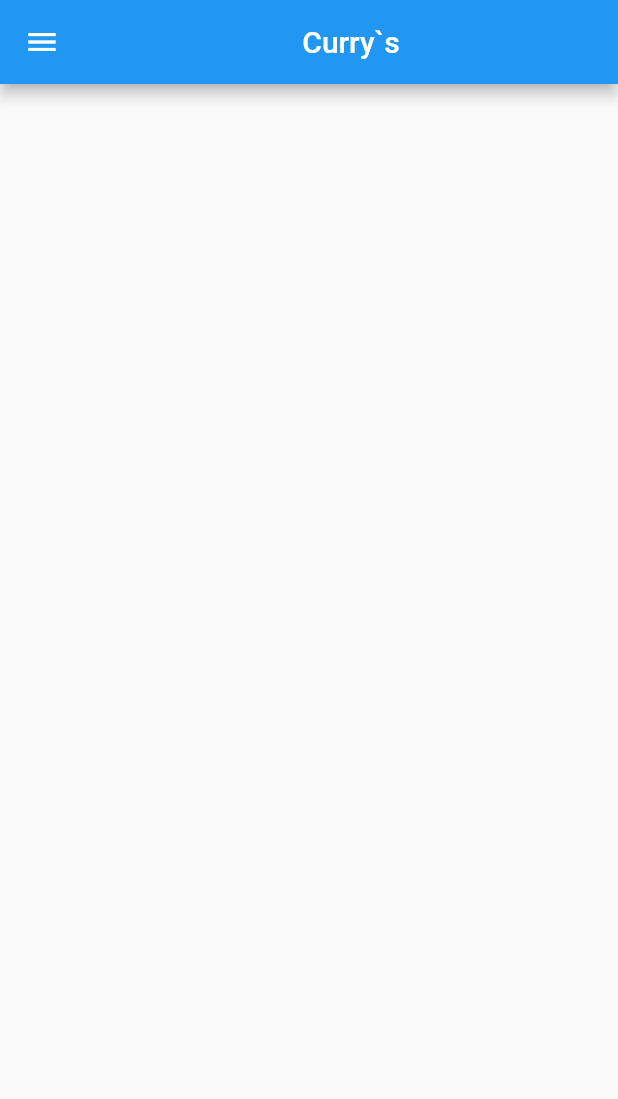
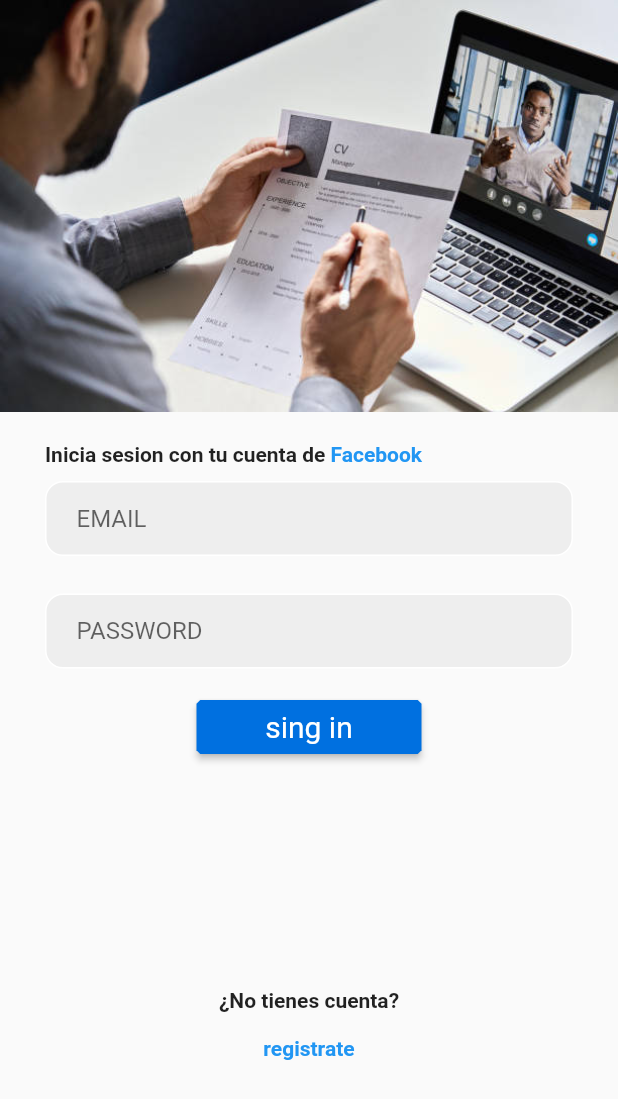
Before and after one commit to AntonioSerrano25/currys, a Flutter app: the screen it shows after launch, on a phone screen of 412 x 824 dp. Shown: the top 1099 px of the screen. Run offline on Flutter 3.47's test engine with Material 2 defaults, Android fonts, the phone set to English and light mode, and no system bars; our stand-ins replace animated_splash_screen, google_fonts.

Commit message:
mi segundo commit

```diff
--- a/lib/main.dart
+++ b/lib/main.dart
@@ -1,19 +1,31 @@
+import 'package:animated_splash_screen/animated_splash_screen.dart';
 import 'package:flutter/material.dart';
-import 'package:proyecto_currys/pages/home.dart';
+import 'package:proyecto_currys/pages/login_page.dart';
 
-void main() => runApp(MyApp());
+
+void main() => runApp(const MyApp());
 
 class MyApp extends StatelessWidget {
+  const MyApp({super.key});
   // This widget is the root of your application.
   @override
   Widget build(BuildContext context) {
     // ignore: unnecessary_new
     return new MaterialApp(
-        debugShowCheckedModeBanner: false,
-        title: 'Curry`s',
-        theme: new ThemeData(
-          primarySwatch: Colors.blue,
-        ),
-        home: (home(FirstRoute())));
+      debugShowCheckedModeBanner: false,
+      home: AnimatedSplashScreen(
+          splash: SizedBox(
+            // ignore: sort_child_properties_last
+            child: Image.asset(
+              'assets/images/login_splash.png',
+              fit: BoxFit.cover,
+            ),
+            height: 170,
+            width: 160,
+          ),
+          duration: 3100,
+          splashTransition: SplashTransition.fadeTransition,
+          nextScreen: const LoginPage()),
+    );
   }
 }
--- a/lib/pages/home.dart
+++ b/lib/pages/home.dart
@@ -2,31 +2,28 @@ import 'package:flutter/material.dart';
 import 'package:proyecto_currys/pages/configuracion.dart';
 import 'package:proyecto_currys/pages/creacion_curriculum.dart';
 import 'package:proyecto_currys/pages/importacion_platilla.dart';
+import 'package:proyecto_currys/pages/login_page.dart';
 import 'package:proyecto_currys/pages/perfiles.dart';
 import 'package:proyecto_currys/pages/seleccionar_platilla.dart';
 import 'package:proyecto_currys/pages/ver_curriculums.dart';
+import 'package:proyecto_currys/widgets/cards_home.dart';
 
 class home extends StatefulWidget {
-  home(FirstRoute firstRoute);
-
   homeState createState() => homeState();
 }
 
 class homeState extends State<home> {
-  int _selectDrawerItem = 0;
-  _getDrawerItemWidget(int pos) {
+  int _selectDrawerItem = 1;
+  _getDrawerItemWidget(
+    int pos,
+  ) {
     switch (pos) {
       case 1:
         return perfiles_usuarios();
-
       case 2:
         return seleccion_plantilas();
       case 3:
-        return importacion_plantilla();
-      case 4:
-        return Ver_curriculum();
-      case 5:
-        return Configuracion();
+        return home();
     }
   }
 
@@ -41,83 +38,78 @@ class homeState extends State<home> {
     return Scaffold(
       appBar: AppBar(
         title: const Center(
-          child: Text("Curry`s"),
-        )),
+          child: Text("Currys"),
+        ),
+        actions: <Widget>[
+          IconButton(
+            icon: const Icon(
+              (Icons.notifications),
+            ),
+            onPressed: () {},
+          ),
+        ],
+      ),
       drawer: Drawer(
         child: ListView(
           children: <Widget>[
-              UserAccountsDrawerHeader(
+            const UserAccountsDrawerHeader(
                 accountName: Text("CV de antonio"),
                 accountEmail: Text("antonio123@gmail")),
             ListTile(
               title: Text("Home"),
-                leading: Icon(Icons.home),
+              leading: const Icon(Icons.home),
               onTap: () {
-                  _onSelectItem(0);
+
               },
             ),
             ListTile(
-                title: Text("Perfil"),
-                leading: Icon(Icons.person),
+              title: const Text("Perfil"),
+              leading: const Icon(Icons.person),
               onTap: () {
-                  _onSelectItem(1);
+
               },
             ),
             ListTile(
-                title: Text("Seleccion de platilla"),
-                leading: Icon(Icons.task),
+              title: const Text("Seleccion de platilla"),
+              leading: const Icon(Icons.file_copy),
               onTap: () {
-                  _onSelectItem(2);
+
               },
             ),
             ListTile(
-                title: Text("Importar plantilla"),
-                leading: Icon(Icons.document_scanner),
-                onTap: () {
-                  _onSelectItem(3);
-                },
+              title: const Text("Importar plantilla"),
+              leading: const Icon(Icons.file_open_outlined),
+              onTap: () {},
             ),
             ListTile(
-                title: Text("Ver Curriculums"),
-                leading: Icon(Icons.search),
-                onTap: () {
-                  _onSelectItem(4);
-                },
+              title: const Text("Ver Curriculums"),
+              leading: const Icon(Icons.search),
+              onTap: () {},
             ),
             ListTile(
-                title: Text("Configuracion"),
-                leading: Icon(Icons.settings),
+              title: const Text("Configuracion"),
+              leading: const Icon(Icons.settings),
+              onTap: () {},
+            ),
+            ListTile(
+              title: const Text("Cerrar Sesion"),
+              leading: const Icon(Icons.exit_to_app),
               onTap: () {
-                  _onSelectItem(5);
+                Navigator.of(context).push(MaterialPageRoute(
+                    builder: ((context) => const LoginPage())));
               },
-              ),
+            )
           ],
         ),
       ),
-        body: _getDrawerItemWidget(_selectDrawerItem));
-  }
-}
+      body: Stack(
 
-class FirstRoute extends StatelessWidget {
-  const FirstRoute({super.key});
+        children: [
+          const cards_home(),
+        ],
 
-  @override
-  Widget build(BuildContext context) {
-    return Scaffold(
-      appBar: AppBar(
-        title: const Text('First Route'),
       ),
-      body: Center(
-        child: ElevatedButton(
-          child: const Text('Open route'),
-          onPressed: () {
-            Navigator.push(
-              context,
-              MaterialPageRoute(builder: (context) => SecondRoute()),
-            );
-          },
-        ),
-      ),
+
     );
   }
 }
--- a/lib/pages/importacion_platilla.dart
+++ b/lib/pages/importacion_platilla.dart
@@ -6,7 +6,7 @@ class importacion_plantilla extends StatelessWidget {
   @override
   Widget build(BuildContext context) {
     return Center(
-      child: Text("Importar plantilla", style: TextStyle(fontSize: 30)),
+
     );
   }
 }
--- /dev/null
+++ b/lib/pages/login_page.dart
@@ -0,0 +1,137 @@
+import 'package:flutter/foundation.dart';
+import 'package:flutter/material.dart';
+import 'package:flutter/services.dart';
+import 'package:google_fonts/google_fonts.dart';
+import 'package:proyecto_currys/pages/home.dart';
+import 'package:proyecto_currys/pages/sign_up.dart';
+import 'package:proyecto_currys/widgets/cards_home.dart';
+
+class LoginPage extends StatelessWidget {
+  const LoginPage({Key? key}) : super(key: key);
+
+  @override
+  Widget build(BuildContext context) {
+    return Scaffold(
+      body: SafeArea(
+        child: SingleChildScrollView(
+            child: Column(children: [
+          Image.asset(
+            'assets/images/currys.jpg',
+            fit: BoxFit.cover,
+            width: double.infinity,
+          ),
+
+          Column(
+            children: [
+              Container(
+                padding: const EdgeInsets.only(left: 30.0, top: 20.0),
+                child: Row(
+                  children: const [
+                    Text(
+                      "Inicia sesion con tu cuenta de",
+                      style: TextStyle(fontWeight: FontWeight.bold),
+                    ),
+                    Text(
+                      " Facebook",
+                      style: TextStyle(
+                          color: Colors.blue, fontWeight: FontWeight.bold),
+                    ),
+                  ],
+                ),
+              ),
+            ],
+          ),
+
+          Column(
+            children: [
+              SizedBox(
+                  child: Padding(
+                      padding: const EdgeInsets.symmetric(
+                        horizontal: 30.0,
+                      ),
+                      child: Container(
+                          margin: const EdgeInsets.only(top: 10, bottom: 15),
+                          decoration: BoxDecoration(
+                              color: Colors.grey[200],
+                              border: Border.all(color: Colors.white),
+                              borderRadius: BorderRadius.circular(12)),
+                          child: const Padding(
+                            padding: EdgeInsets.only(left: 20.0),
+                            child: TextField(
+                              decoration: InputDecoration(
+                                  border: InputBorder.none, hintText: "EMAIL"),
+                            ),
+                          )))),
+              SizedBox(
+                  child: Padding(
+                      padding: const EdgeInsets.symmetric(
+                        horizontal: 30.0,
+                      ),
+                      child: Container(
+                          margin: const EdgeInsets.only(top: 10, bottom: 15),
+                          decoration: BoxDecoration(
+                              color: Colors.grey[200],
+                              border: Border.all(color: Colors.white),
+                              borderRadius: BorderRadius.circular(12)),
+                          child: const Padding(
+                            padding: EdgeInsets.only(left: 20.0),
+                            child: TextField(
+                              decoration: InputDecoration(
+                                  border: InputBorder.none,
+                                  hintText: "PASSWORD"),
+                            ),
+                          )))),
+              SizedBox(
+                width: 150,
+                child: ElevatedButton(
+                  style: ElevatedButton.styleFrom(
+                      backgroundColor: const Color.fromARGB(255, 0, 112, 224),
+                      shape: BeveledRectangleBorder(
+                          borderRadius: BorderRadius.circular(2.5)),
+                      // ignore: prefer_const_constructors
+                      textStyle: const TextStyle(
+                        color: Colors.white,
+                        fontSize: 20,
+                      )),
+                  onPressed: () {
+                    Navigator.of(context).push(
+                        MaterialPageRoute(builder: ((context) => home())));
+                  },
+                  child: const Text('sing in'),
+                ),
+
+              ),
+              SingleChildScrollView(
+                child: Column(
+                  children: [
+                    Container(
+                      padding: const EdgeInsets.only(top: 150),
+                      child: Row(
+                        mainAxisAlignment: MainAxisAlignment.center,
+                        children: const [
+                          Text(
+                            "¿No tienes cuenta?",
+                            style: TextStyle(fontWeight: FontWeight.bold),
+                          )
+                        ],
+                      ),
+                    ),
+
+                     TextButton(
+                        onPressed: () {
+                        Navigator.of(context).push(MaterialPageRoute(
+                        builder: (((context) => signUp()))));
+                        },
+                          child: const Text("registrate",
+                          style: TextStyle(fontWeight: FontWeight.bold)),
+                        )
+                  ],
+                ),
+              ),
+            ],
+          ) //  email textfield
+        ])),
+      ),
+    );
+  }
+}
--- a/lib/pages/perfiles.dart
+++ b/lib/pages/perfiles.dart
@@ -4,7 +4,7 @@ class perfiles_usuarios extends StatelessWidget {
   @override
   Widget build(BuildContext context) {
     return Center(
-      child: Text("PERFILES", style: TextStyle(fontSize: 30)),
+
     );
   }
 }
--- a/lib/pages/seleccionar_platilla.dart
+++ b/lib/pages/seleccionar_platilla.dart
@@ -5,8 +5,6 @@ class seleccion_plantilas extends StatelessWidget {
 
   @override
   Widget build(BuildContext context) {
-    return Center(
-      child: Text("SELECCION DE PLATILLA", style: TextStyle(fontSize: 30)),
-    );
+    return Center();
   }
 }
--- a/lib/pages/ver_curriculums.dart
+++ b/lib/pages/ver_curriculums.dart
@@ -5,8 +5,6 @@ class Ver_curriculum extends StatelessWidget {
 
   @override
   Widget build(BuildContext context) {
-    return Center(
-      child: Text("VER CURRICULUM", style: TextStyle(fontSize: 30)),
-    );
+    return const Center();
   }
 }
```
Also changed, not shown: lib/pages/creacion_curriculum.dart (+1 -13 lines), lib/pages/sign_up.dart (added, +264 -0 lines), lib/pages/splash.dart (added, +41 -0 lines), lib/widgets/cards_home.dart (added, +132 -0 lines), pubspec.yaml (+6 -2 lines), assets/images/currys.jpg (added), assets/images/loading.gif (added), assets/images/login_splash.png (added), pubspec.lock, 8 other files. Lines whose indentation alone changed are shown as unchanged.
